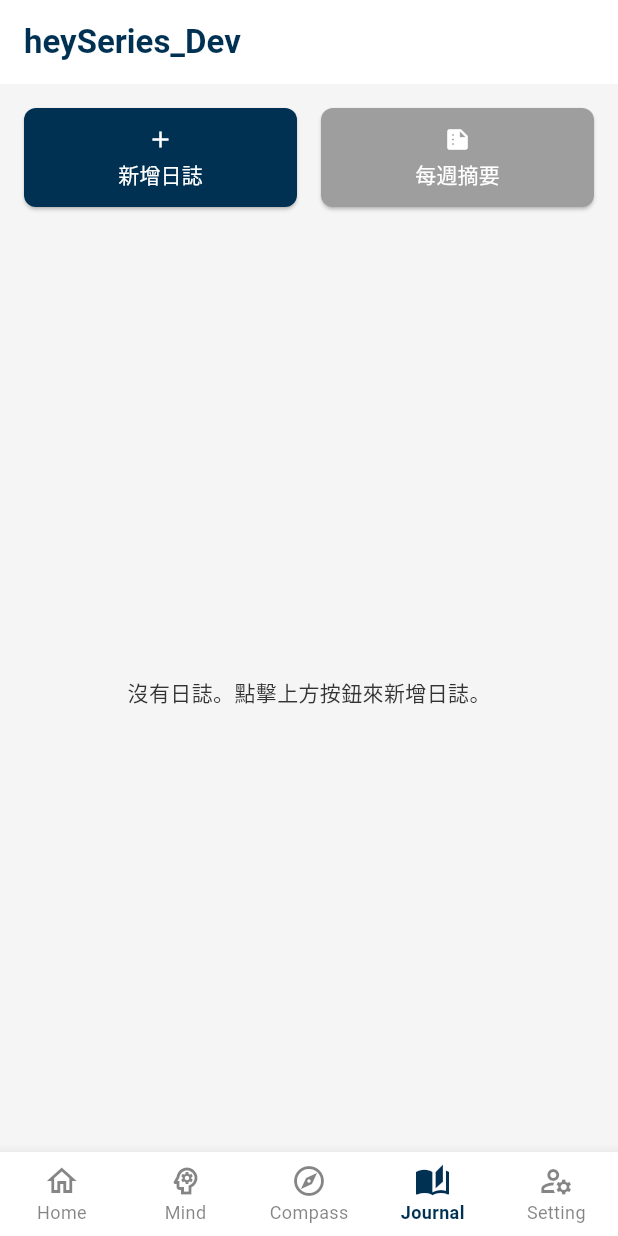
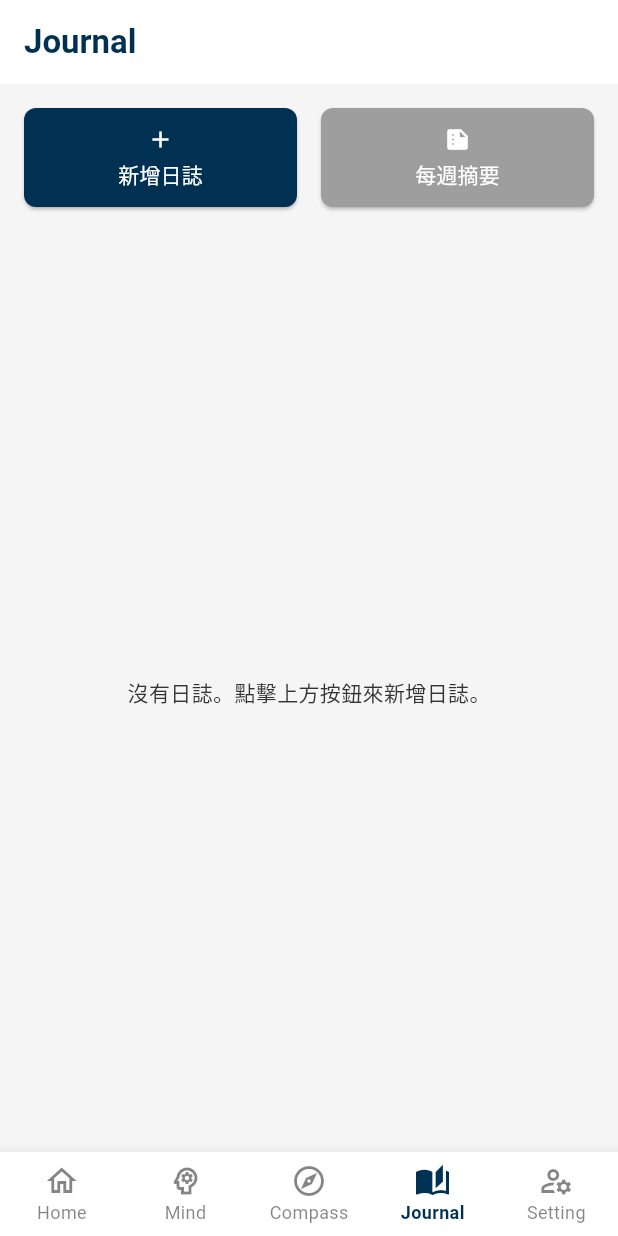
Before and after one commit to huawiz/heySeries, a Flutter app: the screen it shows after launch, item 4 of the bottom bar chosen, on a phone screen of 412 x 824 dp. Run offline on Flutter 3.47's test engine with Material 3 defaults, Android fonts, the light colour scheme and no system bars; our stand-ins replace isar; accounts and stored records are empty; generated files the repository leaves out were written again.

Commit message:
fix Appbar

```diff
--- a/lib/main.dart
+++ b/lib/main.dart
@@ -40,9 +40,9 @@ class _MainPageState extends State<MainPage> {
   @override
   Widget build(BuildContext context) {
     return Scaffold(
-      appBar: AppBar(
+      /*appBar: AppBar(
         title: Text('heySeries_Dev'),
-      ),
+      ),*/
       body: _pages[_currentIndex],
       bottomNavigationBar: BottomNav(
         currentIndex: _currentIndex,
--- a/lib/page/compass/compass_page.dart
+++ b/lib/page/compass/compass_page.dart
@@ -4,6 +4,9 @@ class CompassPage extends StatelessWidget {
   @override
   Widget build(BuildContext context) {
     return Scaffold(
+      appBar: AppBar(
+        title: Text('Compass'),
+      ),
       body: Padding(
         padding: const EdgeInsets.all(16.0),
         child: Column(
--- a/lib/page/home/home_page.dart
+++ b/lib/page/home/home_page.dart
@@ -5,7 +5,7 @@ class HomePage extends StatelessWidget {
   Widget build(BuildContext context) {
     return Scaffold(
       appBar: AppBar(
-        title:  Text('Home Page'),
+        title:  Text('Home'),
       ),
       body: Center(
         child: Text('Welcome to the Home Page!'),
--- a/lib/page/journal/journal_detail_view.dart
+++ b/lib/page/journal/journal_detail_view.dart
@@ -1,5 +1,5 @@
 import 'package:flutter/material.dart';
-import 'journal_model.dart';
+import '../journal/journal_model.dart';
 
 class journalDetailView extends StatelessWidget {
   final Journal journal;
--- a/lib/page/journal/journal_edit_view.dart
+++ b/lib/page/journal/journal_edit_view.dart
@@ -1,5 +1,5 @@
 import 'package:flutter/material.dart';
-import 'journal_model.dart';
+import '../journal/journal_model.dart';
 
 class journalEditView extends StatefulWidget {
   final Journal? journal;
--- a/lib/page/journal/journal_list_view.dart
+++ b/lib/page/journal/journal_list_view.dart
@@ -1,5 +1,5 @@
 import 'package:flutter/material.dart';
-import 'journal_model.dart';
+import '../journal/journal_model.dart';
 import 'package:intl/intl.dart';
 
 class journalListView extends StatelessWidget {
@@ -19,6 +19,9 @@ class journalListView extends StatelessWidget {
   Widget build(BuildContext context) {
     final theme = Theme.of(context);
     return Scaffold(
+      appBar: AppBar(
+        title: Text('Journal'),
+      ),
       body: Column(
         children: [
           Padding(
--- a/lib/page/journal/journal_page.dart
+++ b/lib/page/journal/journal_page.dart
@@ -94,6 +94,9 @@ class _journalPageState extends State<JournalPage> {
   Widget build(BuildContext context) {
     if (_isLoading) {
       return Scaffold(
+        appBar: AppBar(
+        title: Text('Journal'),
+      ),
         body: Center(child: CircularProgressIndicator()),
       );
     }
--- a/lib/page/setting/setting_page.dart
+++ b/lib/page/setting/setting_page.dart
@@ -11,7 +11,7 @@ class _SettingPageState extends State<SettingPage> {
   Widget build(BuildContext context) {
     return Scaffold(
       appBar: AppBar(
-        title: Text('設置'),
+        title: Text('Setting'),
       ),
       body: Center(
         child: Text('這是設置頁面'),
```
Also changed, not shown: lib/page/mind/mind_page.dart (+7 -2 lines).
